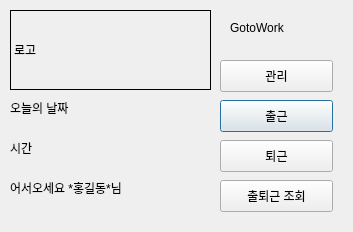
Before: the Qt Designer form UIs/Main_v2.ui in Ksanbal/GotoWork_PC, drawn with Qt 5.
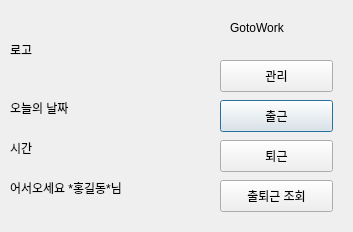
After: the same form once the commit is applied.

Commit message: 로고가 들어가는 박스의 Frame 형태를 없음으로 변경했습니다.

What changed in the file:
```diff
--- a/UIs/Main_v2.ui
+++ b/UIs/Main_v2.ui
@@ -26,7 +26,10 @@
     <bool>false</bool>
    </property>
    <property name="frameShape">
-    <enum>QFrame::Box</enum>
+    <enum>QFrame::NoFrame</enum>
+   </property>
+   <property name="frameShadow">
+    <enum>QFrame::Plain</enum>
    </property>
    <property name="text">
     <string>로고</string>
```
